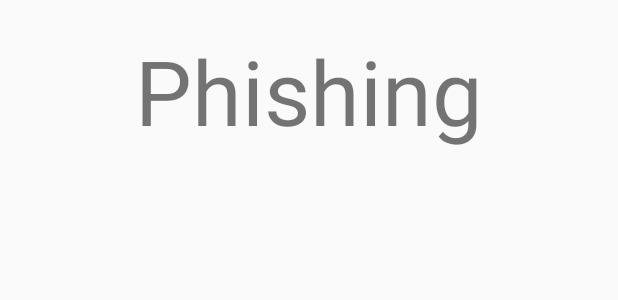
After one commit to nkm90/BreakScape, an Android app: the layout activity_phishing.xml on its own in the app's theme, with its tools: preview values and no code run, on a phone screen of 412 x 824 dp. The commit adds this screen. Shown: the top 300 px of the screen. Run offline under Robolectric (Android 15) with nearby library versions, the phone set to English and light mode, and no system bars.

Commit message:
Phishing game implementation without design and needs to be modify in post to display the digits on the emails and password to be done

```diff
--- /dev/null
+++ b/app/src/main/res/layout/activity_phishing.xml
@@ -0,0 +1,46 @@
+<?xml version="1.0" encoding="utf-8"?>
+<LinearLayout xmlns:android="http://schemas.android.com/apk/res/android"
+    xmlns:app="http://schemas.android.com/apk/res-auto"
+    xmlns:tools="http://schemas.android.com/tools"
+    android:layout_width="match_parent"
+    android:layout_height="match_parent"
+    tools:context=".Phishing"
+    android:orientation="vertical"
+    android:weightSum="1">
+
+    <RelativeLayout
+        android:id="@+id/tittle"
+        android:layout_width="match_parent"
+        android:layout_height="match_parent"
+        android:layout_weight="0.7">
+        <TextView
+            android:layout_width="match_parent"
+            android:layout_height="match_parent"
+            android:text="Phishing"
+            android:textSize="60sp"
+            android:textAlignment="center"
+            android:padding="20dp">
+
+        </TextView>
+
+    </RelativeLayout>
+    <RelativeLayout
+        android:id="@+id/gridarea"
+        android:layout_width="match_parent"
+        android:layout_height="match_parent"
+        android:layout_weight="0.3">
+
+        <GridView
+            android:id="@+id/gridview"
+            android:layout_width="match_parent"
+            android:layout_height="match_parent"
+            android:columnWidth="100dp"
+            android:padding="10dp"
+            android:gravity="center"
+            android:numColumns="2">
+
+        </GridView>
+
+    </RelativeLayout>
+
+</LinearLayout>
```
Also changed, not shown: app/src/main/AndroidManifest.xml (+9 -5 lines), app/src/main/java/com/example/breakscape/FullActivity.java (added, +24 -0 lines), app/src/main/java/com/example/breakscape/GridAdapter.java (added, +50 -0 lines), app/src/main/java/com/example/breakscape/ImageAdapter.java (added, +40 -0 lines), app/src/main/java/com/example/breakscape/OptActivity.java (+12 -0 lines), app/src/main/java/com/example/breakscape/Phishing.java (added, +107 -0 lines), app/src/main/res/layout/activity_full.xml (added, +13 -0 lines), app/src/main/res/layout/activity_opt1.xml (+14 -0 lines), app/src/main/res/layout/single_item.xml (added, +20 -0 lines).
